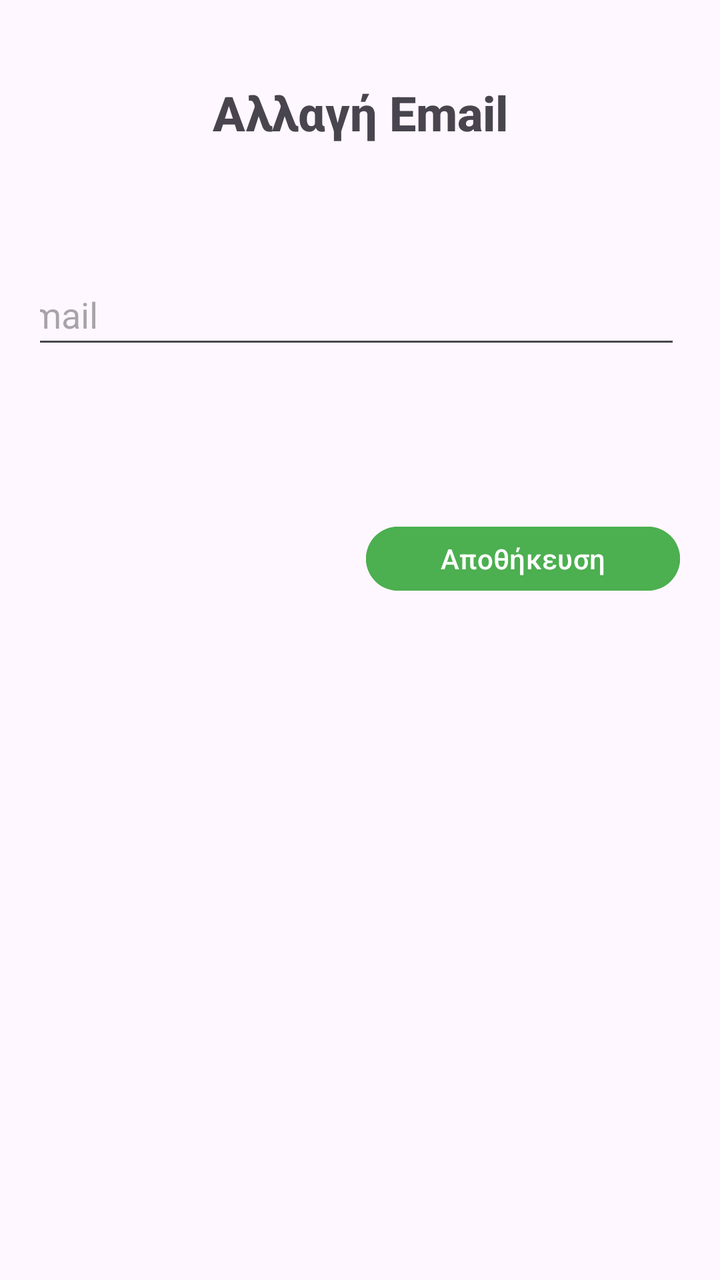
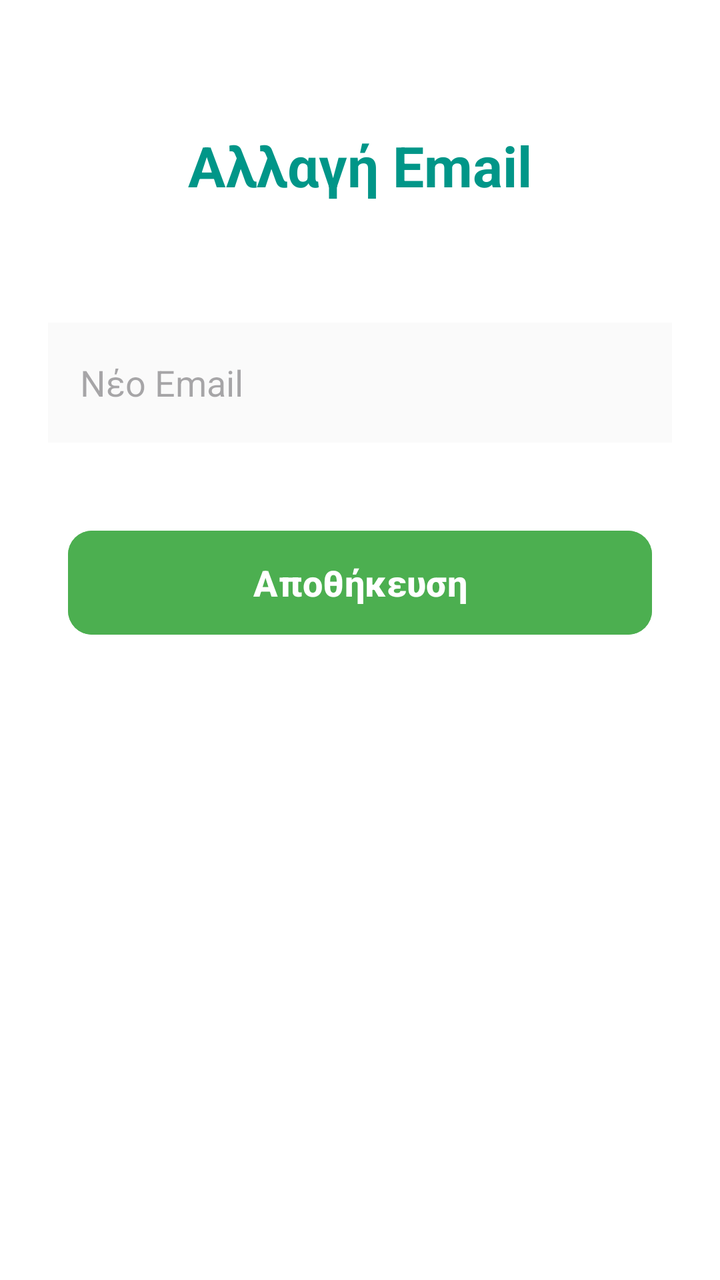

Before-and-after screenshots of an Android layout around one commit, followed by the original layout XML and the change that was made.
<!-- AndroidManifest.xml: application theme Theme.Team21 -->
<!-- res/layout/activity_email.xml -->
<?xml version="1.0" encoding="utf-8"?>
<androidx.constraintlayout.widget.ConstraintLayout
    xmlns:android="http://schemas.android.com/apk/res/android"
    xmlns:app="http://schemas.android.com/apk/res-auto"
    xmlns:tools="http://schemas.android.com/tools"
    android:layout_width="match_parent"
    android:layout_height="match_parent"
    android:padding="20dp">

    <TextView
        android:id="@+id/txtEmailActivityHeader"
        android:layout_width="wrap_content"
        android:layout_height="wrap_content"
        android:fontFamily="sans-serif-medium"
        android:layout_marginTop="20dp"
        android:text="Αλλαγή Email"
        android:textSize="24sp"
        android:textStyle="bold"
        app:layout_constraintEnd_toEndOf="parent"
        app:layout_constraintStart_toStartOf="parent"
        app:layout_constraintTop_toTopOf="parent" />

    <EditText
        android:id="@+id/edittxtEmailActivity"
        android:layout_width="377dp"
        android:layout_height="47dp"
        android:layout_marginTop="60dp"
        android:hint="Νέο Email"
        android:inputType="textEmailAddress"
        app:layout_constraintEnd_toEndOf="parent"
        app:layout_constraintHorizontal_bias="1.0"
        app:layout_constraintStart_toStartOf="parent"
        app:layout_constraintTop_toBottomOf="@+id/txtEmailActivityHeader" />

    <Button
        android:id="@+id/btnEmailActivitySave"
        android:layout_width="157dp"
        android:layout_height="40dp"
        android:layout_marginTop="80dp"
        android:backgroundTint="#4CAF50"
        android:text="Αποθήκευση"
        android:textColor="#FFFFFF"
        app:layout_constraintEnd_toEndOf="parent"
        app:layout_constraintTop_toBottomOf="@+id/edittxtEmailActivity" />


</androidx.constraintlayout.widget.ConstraintLayout>
<!-- resources referenced by this layout -->
<resources>
  <style name="Theme.Team21" parent="Base.Theme.Team21" />
  <style name="Base.Theme.Team21" parent="Theme.Material3.DayNight.NoActionBar">
          
          
      </style>
</resources>

<!-- the commit's change to res/layout/activity_email.xml (unified diff, before → after) -->
@@ -3,18 +3,20 @@
     xmlns:android="http://schemas.android.com/apk/res/android"
     xmlns:app="http://schemas.android.com/apk/res-auto"
     xmlns:tools="http://schemas.android.com/tools"
+    android:id="@+id/main"
     android:layout_width="match_parent"
     android:layout_height="match_parent"
-    android:padding="20dp">
+    android:background="#FFFFFF"
+    android:padding="24dp">
 
     <TextView
         android:id="@+id/txtEmailActivityHeader"
         android:layout_width="wrap_content"
         android:layout_height="wrap_content"
-        android:fontFamily="sans-serif-medium"
-        android:layout_marginTop="20dp"
+        android:layout_marginTop="40dp"
         android:text="Αλλαγή Email"
-        android:textSize="24sp"
+        android:textColor="#009688"
+        android:textSize="28sp"
         android:textStyle="bold"
         app:layout_constraintEnd_toEndOf="parent"
         app:layout_constraintStart_toStartOf="parent"
@@ -22,26 +24,32 @@
 
     <EditText
         android:id="@+id/edittxtEmailActivity"
-        android:layout_width="377dp"
-        android:layout_height="47dp"
+        android:layout_width="match_parent"
+        android:layout_height="60dp"
         android:layout_marginTop="60dp"
+        android:background="#FAFAFA"
         android:hint="Νέο Email"
+        android:padding="16dp"
         android:inputType="textEmailAddress"
         app:layout_constraintEnd_toEndOf="parent"
-        app:layout_constraintHorizontal_bias="1.0"
         app:layout_constraintStart_toStartOf="parent"
         app:layout_constraintTop_toBottomOf="@+id/txtEmailActivityHeader" />
 
     <Button
         android:id="@+id/btnEmailActivitySave"
-        android:layout_width="157dp"
-        android:layout_height="40dp"
-        android:layout_marginTop="80dp"
+        android:layout_width="match_parent"
+        android:layout_height="60dp"
+        android:layout_marginStart="10dp"
+        android:layout_marginTop="40dp"
+        android:layout_marginEnd="10dp"
         android:backgroundTint="#4CAF50"
         android:text="Αποθήκευση"
         android:textColor="#FFFFFF"
+        android:textSize="18sp"
+        android:textStyle="bold"
+        app:cornerRadius="12dp"
         app:layout_constraintEnd_toEndOf="parent"
+        app:layout_constraintStart_toStartOf="parent"
         app:layout_constraintTop_toBottomOf="@+id/edittxtEmailActivity" />
 
-
 </androidx.constraintlayout.widget.ConstraintLayout>
